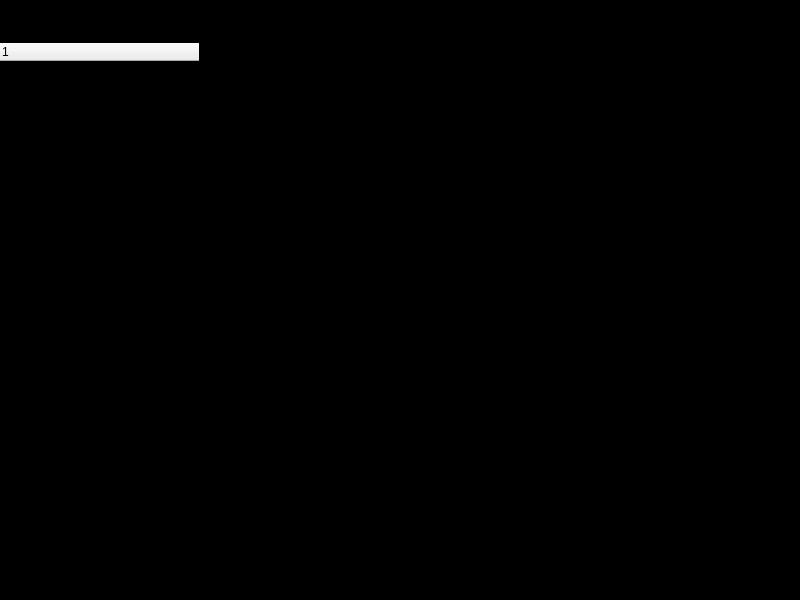
Qt form src/document.ui (openeuler-mirror/kiran-manual) before a commit.
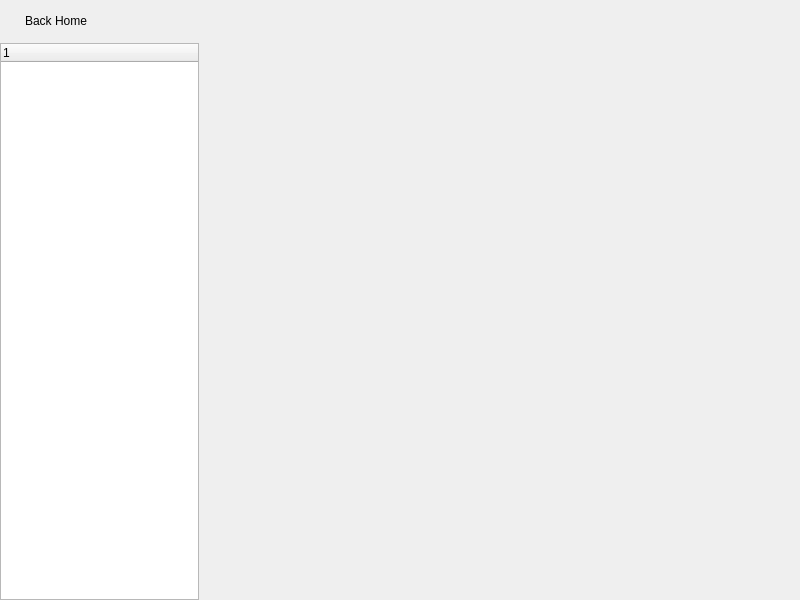
The same form after that commit. Custom widgets are drawn as their Qt base class.

Diff of the .ui file:
```diff
--- a/src/document.ui
+++ b/src/document.ui
@@ -14,7 +14,7 @@
    <string>Document</string>
   </property>
   <property name="styleSheet">
-   <string notr="true">QWidget#Document { background-color: rgb(0, 0, 0);}</string>
+   <string notr="true"/>
   </property>
   <layout class="QVBoxLayout" name="verticalLayout_3">
    <property name="leftMargin">
@@ -41,6 +41,9 @@
        </property>
        <item>
         <widget class="KiranColorBlock" name="widgetLeft" native="true">
+         <property name="styleSheet">
+          <string notr="true"/>
+         </property>
          <layout class="QVBoxLayout" name="verticalLayout">
           <property name="leftMargin">
            <number>0</number>
@@ -81,21 +84,10 @@
              </sizepolicy>
             </property>
             <property name="styleSheet">
-             <string notr="true">QTreeView {
-background-color: transparent; 
-border: none
-}
-QTreeView::branch::selected {
-background-color:#2eb3ff;
-border-radius: 6px
-}
-QTreeView::item {
-height: 40px
-}
-QTreeView::item::selected{
-background-color:#2eb3ff
-}
-</string>
+             <string notr="true"/>
+            </property>
+            <property name="indentation">
+             <number>25</number>
             </property>
             <column>
              <property name="text">
@@ -167,6 +159,11 @@
    <header location="global">kiranwidgets-qt5/kiran-color-block.h</header>
    <container>1</container>
   </customwidget>
+  <customwidget>
+   <class>TocTree</class>
+   <extends>QTreeWidget</extends>
+   <header>toc-tree/toc-tree.h</header>
+  </customwidget>
  </customwidgets>
  <resources/>
  <connections/>
```
Left out of the diff: 2 changed lines with no effect on the pictures.
